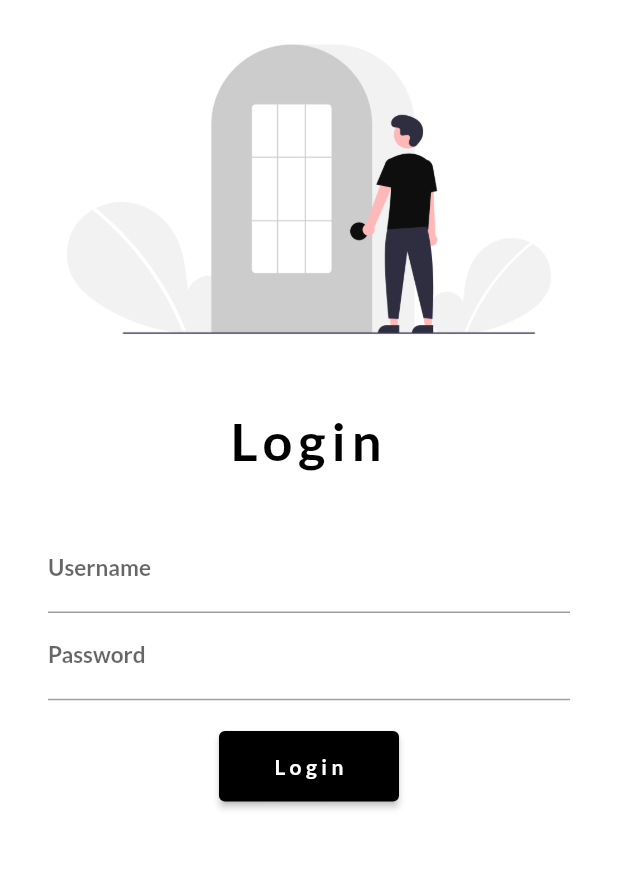
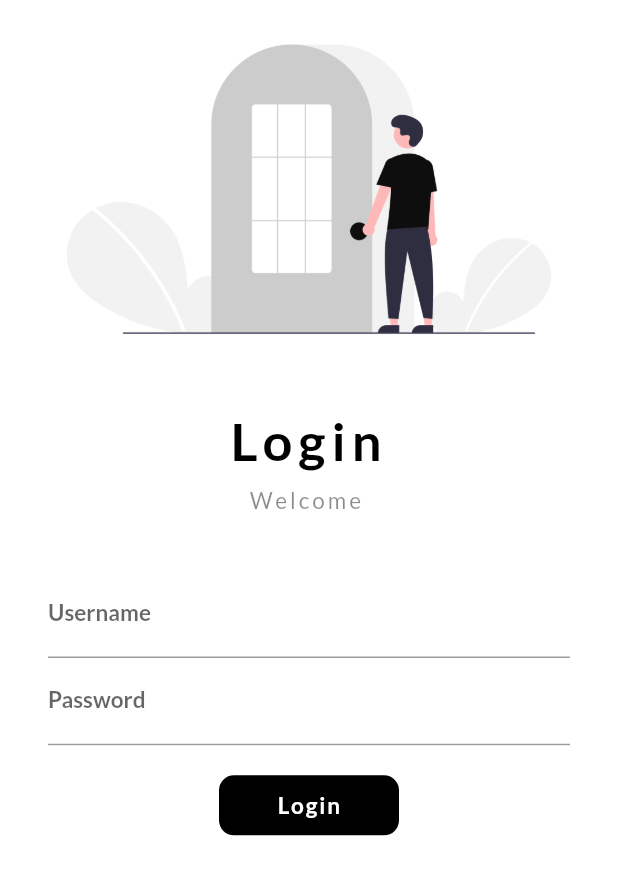
Before and after one commit to Sai-Sid07/30DaysOfFlutter, a Flutter app: the screen it shows after launch, on a phone screen of 412 x 824 dp. Shown: the top 875 px of the screen. Run offline on Flutter 3.47's test engine with Material 2 defaults, Android fonts, the phone set to English and light mode, and no system bars; our stand-ins replace google_fonts.

```diff
--- a/lib/pages/login_page.dart
+++ b/lib/pages/login_page.dart
@@ -3,15 +3,24 @@
 import "package:first_flutter_app/utils/routes.dart";
 import "package:flutter/material.dart";
 
-class LoginPage extends StatelessWidget {
+class LoginPage extends StatefulWidget {
   const LoginPage({super.key});
 
+  @override
+  State<LoginPage> createState() => _LoginPageState();
+}
+
+class _LoginPageState extends State<LoginPage> {
+  String name = "";
+  bool changedButton = false;
   @override
   Widget build(BuildContext context) {
     return Material(
       color: Colors.white,
-      child: SingleChildScrollView( //When the screen size gets smaller, then a scroller will be added
-        child: Column( //Column or Row can take in a List of Widgets which can be rendered.
+      child: SingleChildScrollView(
+        //When the screen size gets smaller, then a scroller will be added
+        child: Column(
+          //Column or Row can take in a List of Widgets which can be rendered.
           children: [
             Image.asset(
               "assets/images/login_image.png",
@@ -28,8 +37,15 @@ class LoginPage extends StatelessWidget {
                   fontSize: 35,
                   color: Colors.black,
                   fontWeight: FontWeight.bold,
-                letterSpacing: 4
+                  letterSpacing: 4),
             ),
+            Text(
+              "Welcome $name",
+              style: TextStyle(
+                  fontSize: 15,
+                  height: 2,
+                  letterSpacing: 2,
+                  color: Colors.black45),
             ),
             SizedBox(
               height: 20,
@@ -43,10 +59,12 @@ class LoginPage extends StatelessWidget {
                         hintText: "Enter Username",
                         labelText: "Username",
                         labelStyle: TextStyle(
-                        fontSize: 15,
-                        fontWeight: FontWeight.bold
-                      )
-                    ),
+                            fontSize: 15, fontWeight: FontWeight.bold)),
+                    onChanged: (enteredName) {
+                      name = enteredName;
+                      // name = name.toUpperCase();
+                      setState(() => {});
+                    },
                   ),
                   TextFormField(
                     obscureText: true,
@@ -55,40 +73,64 @@ class LoginPage extends StatelessWidget {
                         hintText: "Enter Password",
                         labelText: "Password",
                         labelStyle: TextStyle(
-                        fontSize: 15,
-                        fontWeight: FontWeight.bold
-                      )
-                    ),
+                            fontSize: 15, fontWeight: FontWeight.bold)),
                   ),
                   SizedBox(
                     height: 20,
                   ),
-                  ElevatedButton(
-                    onPressed: () => {
-                      //You can add your authentication logic inside this.
-                      //Context is the parameter passed in the build function of this class.
-                      Navigator.pushNamed(context, MyRoutes.homeRoute)
-                      // print("Hello World")
+                  InkWell(
+                    onTap: () async {
+                      setState(() {
+                        changedButton = true;
+                      });
+                      await Future.delayed(Duration(seconds: 2));
+                      Navigator.pushNamed(context, MyRoutes.homeRoute);
                     },
-
-                    style: TextButton.styleFrom(
-                      foregroundColor: Colors.white,
-                      backgroundColor: Colors.black,
-                      padding: EdgeInsets.all(15),
-                      minimumSize: Size(120, 35)
-                    ),
-                    child: Text(
+                    child: AnimatedContainer(
+                      duration: Duration(seconds: 2),
+                      width: changedButton ? 40 : 120,
+                      height: 40,
+                      alignment: Alignment.center,
+                      decoration: BoxDecoration(
+                          color: Colors.black,
+                          // shape: changedButton ? BoxShape.circle : BoxShape.rectangle
+                          borderRadius:
+                              BorderRadius.circular(changedButton ? 50 : 10)),
+                      child: changedButton
+                          ? Icon(Icons.done, color: Colors.white)
+                          : Text(
                               "Login",
                               style: TextStyle(
-                        letterSpacing: 3,
-                        fontWeight: FontWeight.bold
+                                color: Colors.white,
+                                fontWeight: FontWeight.bold,
+                                letterSpacing: 1.3,
+                                fontSize: 15,
                               ),
                             ),
-                    // style: ButtonStyle(
-                    //   foregroundColor: MaterialStatePropertyAll(Colors.white),
-                    //   backgroundColor: MaterialStatePropertyAll(Colors.black),
-                    // ),
+                    ),
                   )
+                  // ElevatedButton(
+                  //   onPressed: () => {
+                  //     //You can add your authentication logic inside this.
+                  //     //Context is the parameter passed in the build function of this class.
+                  //     Navigator.pushNamed(context, MyRoutes.homeRoute)
+                  //     // print("Hello World")
+                  //   },
+                  //   style: TextButton.styleFrom(
+                  //       foregroundColor: Colors.white,
+                  //       backgroundColor: Colors.black,
+                  //       padding: EdgeInsets.all(15),
+                  //       minimumSize: Size(120, 35)),
+                  //   child: Text(
+                  //     "Login",
+                  //     style: TextStyle(
+                  //         letterSpacing: 3, fontWeight: FontWeight.bold),
+                  //   ),
+                  //   // style: ButtonStyle(
+                  //   //   foregroundColor: MaterialStatePropertyAll(Colors.white),
+                  //   //   backgroundColor: MaterialStatePropertyAll(Colors.black),
+                  //   // ),
+                  // )
                 ],
               ),
             )
```
Also changed, not shown: flow.txt (+18 -0 lines). Lines whose indentation alone changed are shown as unchanged.
